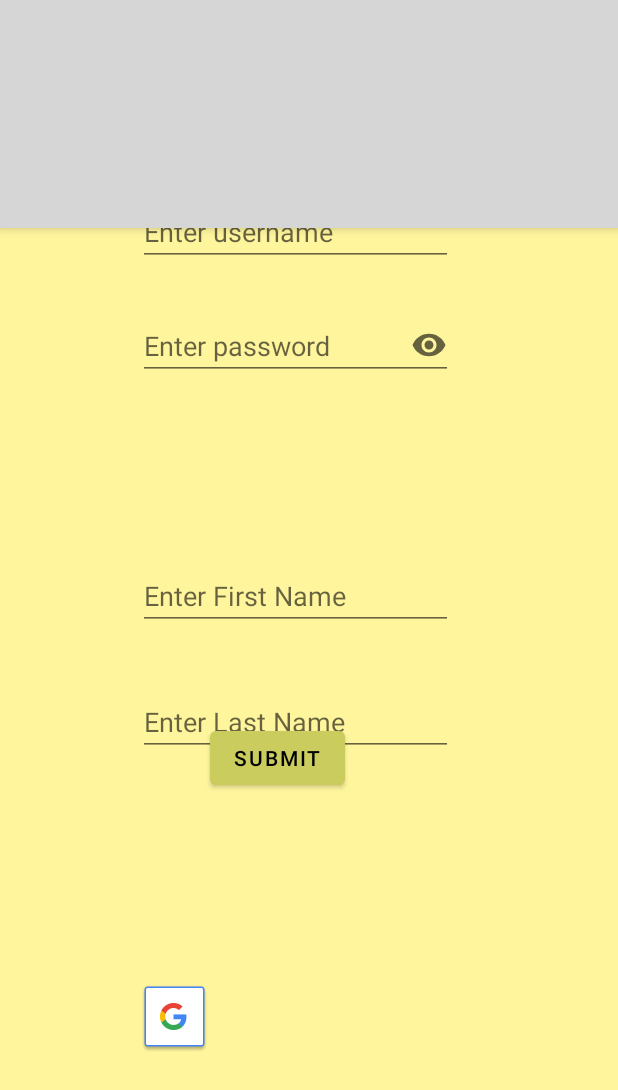
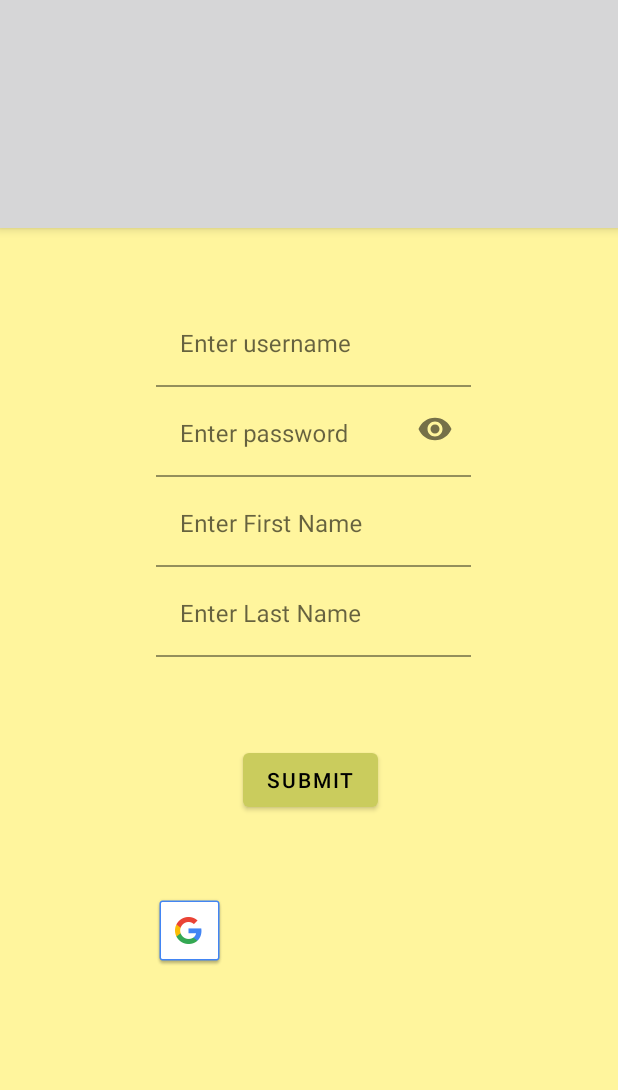
Before and after one commit to ladybando/WhOlSum, an Android app: the RegistrationFragment screen opened through its navigation route, on a phone screen of 412 x 824 dp. Shown: the top 1090 px of the screen. Run offline under Robolectric (Android 15) with nearby library versions, the phone set to English and light mode, and no system bars; our stand-ins replace navigation-ui.

Commit message:
update ui and remove unnecessary code

```diff
--- a/app/src/main/java/com/example/android/wholsum/register/RegistrationFragment.kt
+++ b/app/src/main/java/com/example/android/wholsum/register/RegistrationFragment.kt
@@ -1,40 +1,24 @@
 package com.example.android.wholsum.register
 
 import android.os.Bundle
-import androidx.fragment.app.Fragment
 import android.view.LayoutInflater
 import android.view.View
 import android.view.ViewGroup
-import com.example.android.wholsum.R
+import androidx.fragment.app.Fragment
+import com.example.android.wholsum.databinding.FragmentRegistrationBinding
 
 class RegistrationFragment : Fragment() {
+    private var _binding: FragmentRegistrationBinding? = null
+    private val binding get() = _binding!!
 
     override fun onCreateView(
         inflater: LayoutInflater, container: ViewGroup?,
         savedInstanceState: Bundle?
-    ): View? {
+    ): View {
         // Inflate the layout for this fragment
-        return inflater.inflate(R.layout.fragment_registration, container, false)
+        _binding = FragmentRegistrationBinding.inflate(inflater, container, false)
+        return binding.root
     }
-//TODO add onclick listener to drawable https://stackoverflow.com/questions/33650575/click-listener-for-drawableleft-in-edittext-in-android
-  /*
-  fun showPassword(){
-  val editText = binding.tvPassword
-    editText.setOnTouchListener(new OnTouchListener() {
-    @Override
-    public boolean onTouch(View v, MotionEvent event) {
-        final int DRAWABLE_LEFT = 0;
-        final int DRAWABLE_TOP = 1;
-        final int DRAWABLE_RIGHT = 2;
-        final int DRAWABLE_BOTTOM = 3;
+//TODO create theme for edit texts in related xml
 
-       if(event.getRawX() <= (editText.getCompoundDrawables()[DRAWABLE_LEFT].getBounds().width()))
-        {
-              // your action here
-             return true;
-        }
-        return false;
-    }
-});
-    }*/
 }
--- a/app/src/main/res/layout/fragment_registration.xml
+++ b/app/src/main/res/layout/fragment_registration.xml
@@ -6,76 +6,109 @@
     android:layout_height="match_parent"
     tools:context=".login.LoginFragment">
 
-    <EditText
+
+    <com.google.android.material.textfield.TextInputLayout
+        android:id="@+id/usernameLayout"
+        android:layout_width="wrap_content"
+        android:layout_height="wrap_content"
+        android:layout_marginTop="200dp"
+        android:layout_marginEnd="96dp"
+        android:orientation="vertical"
+        android:padding="2dp"
+        app:layout_constraintEnd_toEndOf="parent"
+        app:layout_constraintTop_toTopOf="parent">
+
+        <com.google.android.material.textfield.TextInputEditText
             android:id="@+id/tvUsername"
             android:layout_width="210dp"
             android:layout_height="wrap_content"
-        android:layout_marginStart="92dp"
-        android:layout_marginTop="132dp"
+            android:autofillHints="Username"
+            android:background="@color/primary_yellow"
             android:hint="@string/username"
-        app:layout_constraintStart_toStartOf="parent"
-        app:layout_constraintTop_toTopOf="parent" />
+            android:inputType="textAutoCorrect|textAutoComplete" />
+    </com.google.android.material.textfield.TextInputLayout>
 
-    <EditText
+    <com.google.android.material.textfield.TextInputLayout
+        android:id="@+id/passwordLayout"
+        android:layout_width="wrap_content"
+        android:layout_height="wrap_content"
+        android:layout_marginEnd="96dp"
+        android:orientation="vertical"
+        android:padding="2dp"
+        app:endIconMode="password_toggle"
+        app:layout_constraintEnd_toEndOf="parent"
+        app:layout_constraintTop_toBottomOf="@id/usernameLayout">
+
+        <com.google.android.material.textfield.TextInputEditText
             android:id="@+id/tvPassword"
             android:layout_width="210dp"
             android:layout_height="wrap_content"
-        android:layout_marginStart="92dp"
-        android:layout_marginTop="208dp"
+            android:background="@color/primary_yellow"
+            android:drawableEnd="@drawable/ic_show_info"
             android:hint="@string/password"
-        android:inputType="textPassword"
-        android:drawableEnd="@drawable/ic_show_info"
-        app:layout_constraintStart_toStartOf="parent"
-        app:layout_constraintTop_toTopOf="parent" />
+            android:inputType="textPassword" />
+    </com.google.android.material.textfield.TextInputLayout>
 
-    <EditText
+    <com.google.android.material.textfield.TextInputLayout
+        android:id="@+id/lNameLayout"
+        android:layout_width="wrap_content"
+        android:layout_height="wrap_content"
+        android:layout_marginEnd="96dp"
+        android:padding="2dp"
+        app:layout_constraintEnd_toEndOf="parent"
+        app:layout_constraintTop_toBottomOf="@+id/fNameLayout">
+
+        <com.google.android.material.textfield.TextInputEditText
+            android:id="@+id/etLname"
+            android:layout_width="210dp"
+            android:layout_height="wrap_content"
+            android:autofillHints="Last Name"
+            android:background="@color/primary_yellow"
+            android:hint="@string/last_name"
+            android:inputType="textAutoCorrect|textAutoComplete" />
+    </com.google.android.material.textfield.TextInputLayout>
+
+    <com.google.android.material.textfield.TextInputLayout
+        android:id="@+id/fNameLayout"
+        android:layout_width="wrap_content"
+        android:layout_height="wrap_content"
+        android:layout_marginEnd="96dp"
+        android:padding="2dp"
+        app:layout_constraintEnd_toEndOf="parent"
+        app:layout_constraintTop_toBottomOf="@+id/passwordLayout">
+
+        <com.google.android.material.textfield.TextInputEditText
             android:id="@+id/etFname"
             android:layout_width="210dp"
             android:layout_height="wrap_content"
-        android:layout_marginStart="92dp"
-        android:layout_marginBottom="404dp"
+            android:autofillHints="First Name"
+            android:background="@color/primary_yellow"
             android:hint="@string/first_name"
-        app:layout_constraintBottom_toBottomOf="parent"
-        app:layout_constraintEnd_toEndOf="parent"
-        app:layout_constraintHorizontal_bias="0.0"
-        app:layout_constraintStart_toStartOf="parent" />
+            android:inputType="textAutoCorrect|textAutoComplete" />
+    </com.google.android.material.textfield.TextInputLayout>
 
-
-    <EditText
-        android:id="@+id/etLname"
-        android:layout_width="210dp"
+    <ImageView
+        android:id="@+id/googleIcon"
+        style="@style/ThemeOverlay.FirebaseIcon"
+        android:layout_width="wrap_content"
         android:layout_height="wrap_content"
-        android:layout_marginStart="92dp"
-        android:layout_marginBottom="320dp"
-        android:hint="@string/last_name"
-        app:layout_constraintBottom_toBottomOf="parent"
-        app:layout_constraintEnd_toEndOf="parent"
-        app:layout_constraintHorizontal_bias="0.0"
-        app:layout_constraintStart_toStartOf="parent" />
+        android:layout_marginStart="100dp"
+        android:layout_marginTop="50dp"
+        android:contentDescription="@string/desc_firebase_lockup"
+        android:padding="2dp"
+        android:src="@drawable/common_google_signin_btn_icon_dark"
+        app:layout_constraintStart_toStartOf="parent"
+        app:layout_constraintTop_toBottomOf="@+id/submit_button" />
 
     <Button
         android:id="@+id/submit_button"
         android:layout_width="wrap_content"
         android:layout_height="wrap_content"
-        android:layout_marginStart="140dp"
-        android:layout_marginTop="228dp"
+        android:layout_marginTop="56dp"
+        android:layout_marginEnd="160dp"
         android:text="@string/submit"
         app:layout_constraintEnd_toEndOf="parent"
-        app:layout_constraintHorizontal_bias="0.0"
-        app:layout_constraintStart_toStartOf="parent"
-        app:layout_constraintTop_toBottomOf="@+id/tvPassword" />
+        app:layout_constraintTop_toBottomOf="@id/lNameLayout" />
 
-    <ImageView
-        android:id="@+id/googleIcon"
-        style="@style/ThemeOverlay.FirebaseIcon"
-        android:layout_width="55dp"
-        android:layout_height="0dp"
-        android:layout_marginEnd="268dp"
-        android:layout_marginBottom="120dp"
-        android:padding="2dp"
-        android:contentDescription="@string/desc_firebase_lockup"
-        android:src="@drawable/common_google_signin_btn_icon_dark"
-        app:layout_constraintBottom_toBottomOf="parent"
-        app:layout_constraintEnd_toEndOf="parent" />
 
 </androidx.constraintlayout.widget.ConstraintLayout>
```
Also changed, not shown: app/src/main/res/drawable/ic_lock_protect.xml (added, +10 -0 lines), app/src/main/res/layout/fragment_login.xml (+43 -20 lines). Lines whose indentation alone changed are shown as unchanged.
